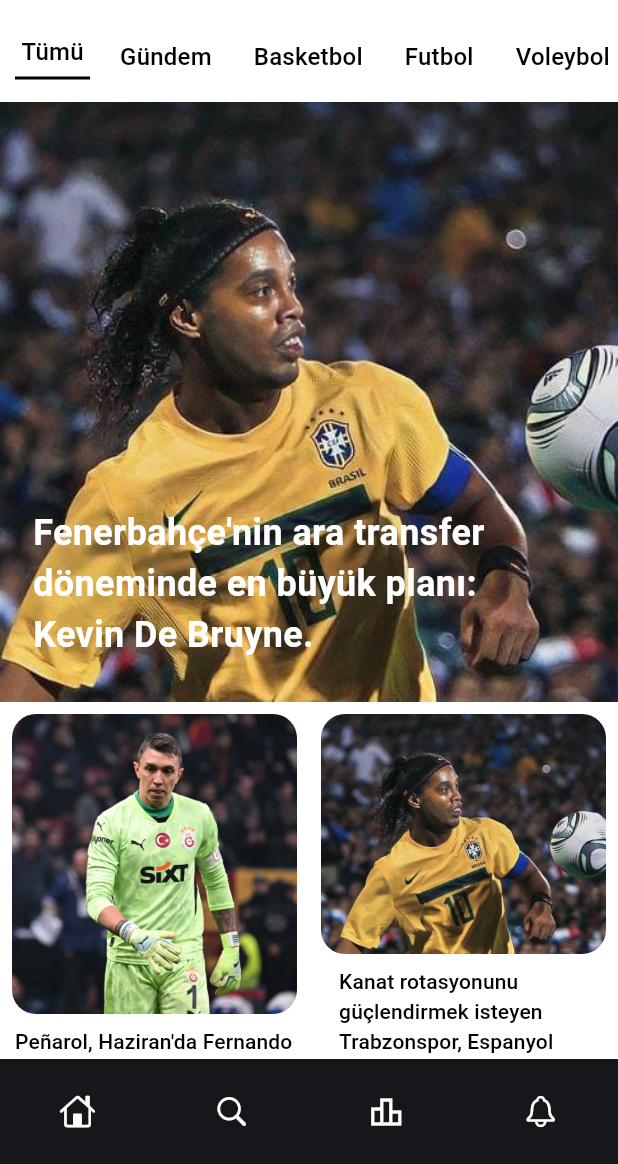
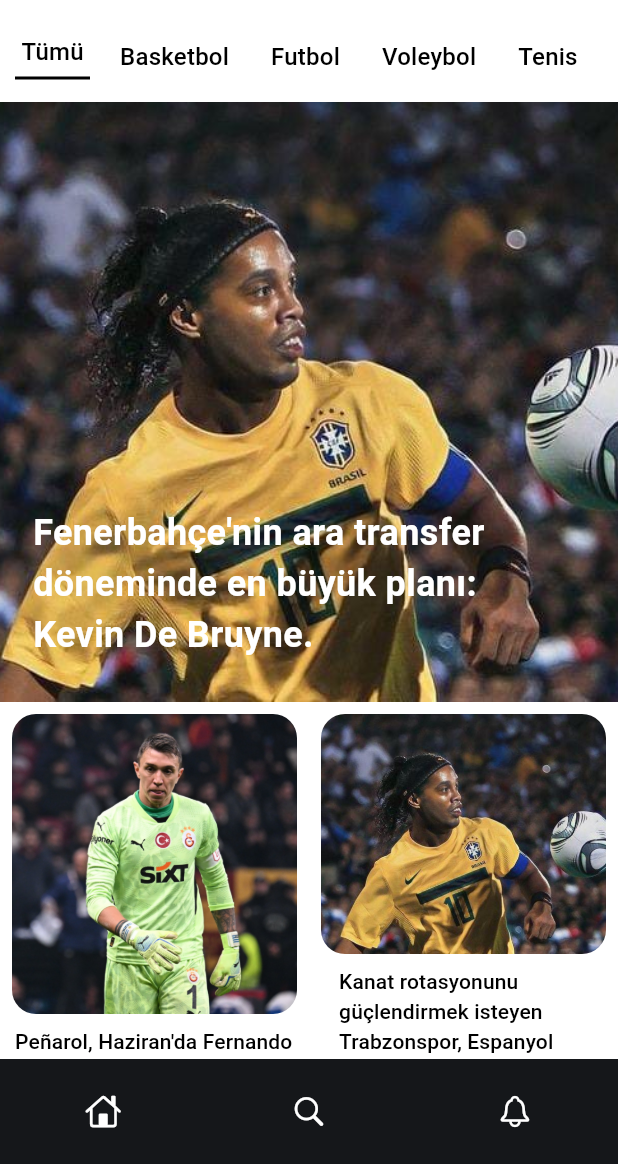
Before and after one commit to Emirhanbgdyc/Markaj_Gazetesi, a Flutter app: the HomeScreen screen opened by its route, on a phone screen of 412 x 824 dp, the part 72-1236 px from its top. Run offline on Flutter 3.47's test engine with Material 3 defaults, Android fonts, the phone set to English and light mode, and no system bars; our stand-ins replace go_router, google_fonts; Roboto replaces fonts that are missing (Alata).

Commit message:
pullama islemi yapildi

```diff
--- a/lib/screens/home_screen.dart
+++ b/lib/screens/home_screen.dart
@@ -68,20 +68,6 @@
                           ),
                         ),
                       ],
-                    ),
-                    Container(
-                      margin: EdgeInsets.symmetric(horizontal: 8),
-                      child: Row(
-                        children: [
-                          SizedBox(width: 12),
-                          Text(
-                            "Gündem",
-                            style: Theme.of(context).textTheme.titleMedium!.copyWith(
-                              color: Theme.of(context).colorScheme.onSecondary,
-                            ),
-                          ),
-                        ],
-                      ),
                     ),
                     Container(
                       margin: EdgeInsets.symmetric(horizontal: 8),
@@ -160,7 +146,6 @@
                         ],
                       ),
                     ),
-
                   ],
                 )
 
--- a/lib/widgets/BottomMenu.dart
+++ b/lib/widgets/BottomMenu.dart
@@ -31,10 +31,6 @@
           ),
           Container(
             child:
-            IconButton(onPressed: (){}, icon:const Icon(Icons.leaderboard_outlined,color: Colors.white)),
-          ),
-          Container(
-            child:
             IconButton(onPressed: (){
               context.go("/Notification");
             }, icon:const Icon(CupertinoIcons.bell,color: Colors.white)),
```
Also changed, not shown: 1 other file.
